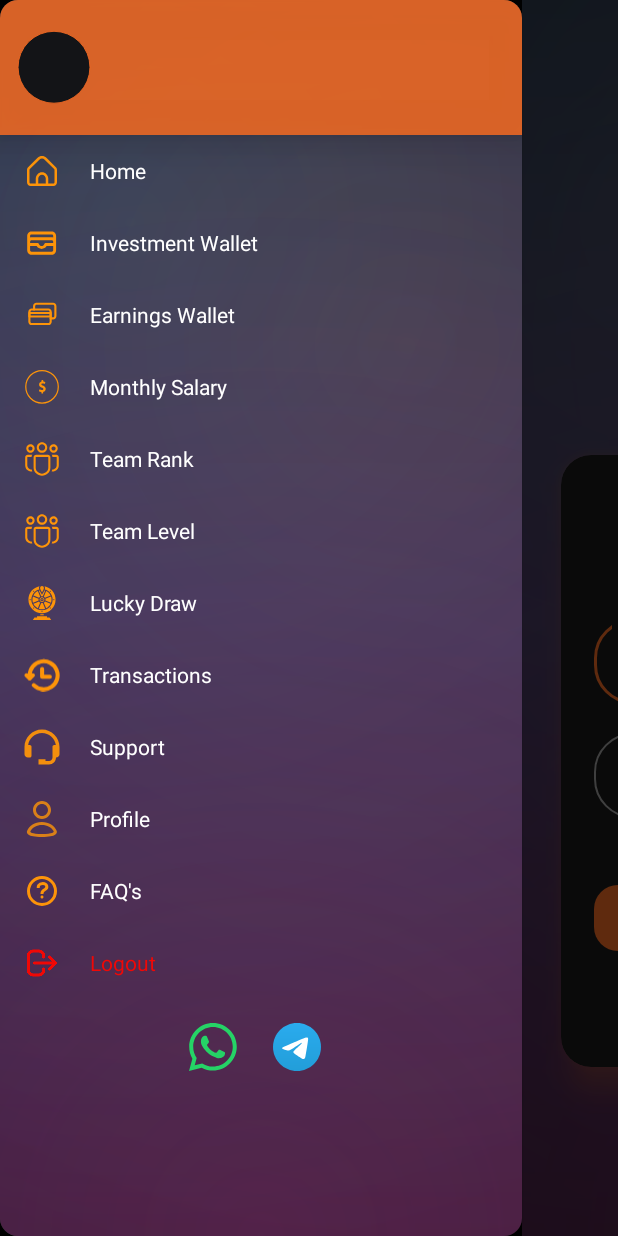
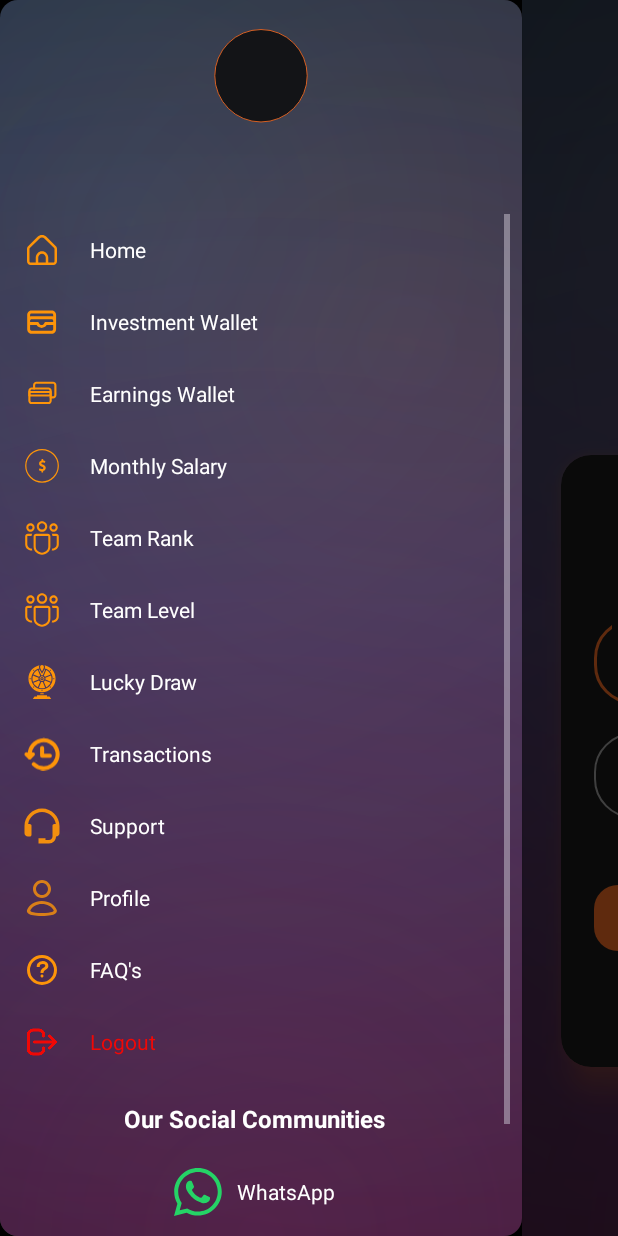
Before and after one commit to shayann07/MinerXGlobal-User, an Android app: the screen it shows after launch (MainActivity), with the side drawer open, on a phone screen of 412 x 824 dp. Run offline under Robolectric (Android 15) with nearby library versions, the light colour scheme and no system bars; our stand-ins replace Firebase (no records; nobody signed in at launch, a user with empty details on screens opened directly); pictures from the network do not load; 2 statements that could not run were skipped.

Commit message:
drawer updated

```diff
--- a/app/src/main/java/com/minerxgloble/minerxgloble/ui/MainActivity.kt
+++ b/app/src/main/java/com/minerxgloble/minerxgloble/ui/MainActivity.kt
@@ -606,6 +606,7 @@ class MainActivity : AppCompatActivity() {
                 webUri = channelUrl
             )
             binding.drawerLayout.closeDrawer(GravityCompat.START)
+            showSnackbar("Redirecting")
         }
 
         /* Telegram channel (Miner X Global Official) */
@@ -616,6 +617,7 @@ class MainActivity : AppCompatActivity() {
                 webUri = "https://t.me/minerxglobalofficial"
             )
             binding.drawerLayout.closeDrawer(GravityCompat.START)
+            showSnackbar("Redirecting")
         }
     }
 
--- a/app/src/main/res/layout/custom_drawer_content.xml
+++ b/app/src/main/res/layout/custom_drawer_content.xml
@@ -6,69 +6,50 @@
 
     <!-- Top profile header (pinned) -->
 
-    <com.google.android.material.card.MaterialCardView
-        android:id="@+id/profileCard"
-        android:layout_width="0dp"
-        android:layout_height="wrap_content"
-        android:foreground="@drawable/ripple_dark"
-        android:outlineAmbientShadowColor="@color/black"
-        android:outlineSpotShadowColor="@color/black"
-        app:cardBackgroundColor="@color/orange"
-        app:cardCornerRadius="0dp"
-        app:cardElevation="16dp"
-        app:cardMaxElevation="16dp"
-        app:layout_constraintEnd_toEndOf="parent"
-        app:layout_constraintStart_toStartOf="parent"
-        app:layout_constraintTop_toTopOf="parent"
-        app:strokeColor="@android:color/transparent"
-        app:strokeWidth="0dp">
 
     <LinearLayout
         android:id="@+id/profileBar"
         android:layout_width="match_parent"
         android:layout_height="wrap_content"
-            android:orientation="horizontal"
+        android:orientation="vertical"
         android:paddingStart="8dp"
         android:paddingTop="16dp"
         android:paddingEnd="8dp"
-            android:paddingBottom="18dp">
+        android:paddingBottom="18dp"
+        android:gravity="center_horizontal"
+        app:layout_constraintTop_toTopOf="parent"
+        app:layout_constraintStart_toStartOf="parent"
+        app:layout_constraintEnd_toEndOf="parent">
 
         <ImageView
             android:id="@+id/drawerImageView"
-                android:layout_width="56dp"
-                android:layout_height="56dp"
-                android:layout_gravity="center_vertical"
+            android:layout_width="72dp"
+            android:layout_height="72dp"
             android:scaleType="centerCrop"
             android:src="@drawable/ic_profile"
-                android:translationY="2dp" />
-
-            <LinearLayout
-                android:layout_width="0dp"
-                android:layout_height="wrap_content"
-                android:layout_gravity="center_vertical"
-                android:layout_marginStart="12dp"
-                android:layout_weight="1"
-                android:orientation="vertical">
+            android:contentDescription="@string/profile" />
 
         <TextView
             android:id="@+id/userNameTextView"
             android:layout_width="wrap_content"
             android:layout_height="wrap_content"
+            android:layout_marginTop="12dp"
             android:textColor="@android:color/white"
-                    android:textSize="18sp" />
+            android:textSize="18sp"
+            android:textStyle="bold"
+            android:text="" />
 
         <TextView
             android:id="@+id/userEmailTextView"
             android:layout_width="wrap_content"
             android:layout_height="wrap_content"
             android:layout_marginTop="4dp"
-                    android:text="shayankhan17353@gmail.com"
+            android:text=""
+            android:visibility="gone"
             android:textColor="#90FFFFFF"
-                    android:textSize="12sp"
-                    android:visibility="gone" />
+            android:textSize="12sp" />
     </LinearLayout>
-        </LinearLayout>
-    </com.google.android.material.card.MaterialCardView>
+
 
     <!-- Scrollable menu/content area -->
     <ScrollView
@@ -82,7 +63,7 @@
         app:layout_constraintBottom_toBottomOf="parent"
         app:layout_constraintEnd_toEndOf="parent"
         app:layout_constraintStart_toStartOf="parent"
-        app:layout_constraintTop_toBottomOf="@id/profileCard">
+        app:layout_constraintTop_toBottomOf="@id/profileBar">
 
         <LinearLayout
             android:layout_width="match_parent"
@@ -93,30 +74,73 @@
             <include layout="@layout/item_drawer_menu" />
 
             <!-- ────────── Social links (kept scrollable) ────────── -->
+            <!-- ────────── Social links (kept scrollable) ────────── -->
             <LinearLayout
                 android:id="@+id/socialLinksRow"
                 android:layout_width="match_parent"
                 android:layout_height="wrap_content"
-                android:gravity="center_horizontal"
-                android:orientation="horizontal"
-                android:paddingVertical="16dp">
+                android:orientation="vertical"
+                android:paddingVertical="16dp"
+                android:gravity="center_horizontal">
 
-                <ImageButton
+                <!-- Heading -->
+                <TextView
+                    android:id="@+id/tvSocialHeading"
+                    android:layout_width="wrap_content"
+                    android:layout_height="wrap_content"
+                    android:text="Our Social Communities"
+                    android:textStyle="bold"
+                    android:textSize="16sp"
+                    android:paddingBottom="18dp"
+                    android:textColor="@android:color/white" />
+
+                <!-- Row of links -->
+                <LinearLayout
+                    android:layout_width="wrap_content"
+                    android:layout_height="wrap_content"
+                    android:orientation="vertical"
+                    android:gravity="center">
+
+                    <!-- WhatsApp link (TextView with SAME ID as previous button) -->
+                    <TextView
                         android:id="@+id/btnWhatsApp"
-                    android:layout_width="32dp"
-                    android:layout_height="32dp"
+                        android:layout_width="wrap_content"
+                        android:layout_height="40dp"
+                        android:minWidth="80dp"
+                        android:gravity="center"
+                        android:paddingHorizontal="12dp"
                         android:layout_marginHorizontal="12dp"
-                    android:backgroundTint="@android:color/transparent"
-                    android:src="@drawable/ic_whatsapp" />
+                        android:text="WhatsApp"
+                        android:drawableStart="@drawable/ic_whatsapp"
+                        android:drawablePadding="10dp"
+                        android:textSize="14sp"
+                        android:textColor="@android:color/white"
+                        android:clickable="true"
+                        android:focusable="true"
+                        android:foreground="?attr/selectableItemBackgroundBorderless" />
 
-                <ImageButton
+                    <!-- Telegram link (TextView with SAME ID as previous button) -->
+                    <TextView
                         android:id="@+id/btnTelegram"
-                    android:layout_width="32dp"
-                    android:layout_height="32dp"
+                        android:layout_width="wrap_content"
+                        android:layout_height="40dp"
+                        android:minWidth="80dp"
+                        android:gravity="center"
+                        android:paddingHorizontal="12dp"
                         android:layout_marginHorizontal="12dp"
-                    android:backgroundTint="@android:color/transparent"
-                    android:src="@drawable/ic_telegram" />
+                        android:layout_marginTop="@dimen/dp_10"
+                        android:text="Telegram"
+                        android:drawablePadding="15dp"
+                        android:drawableStart="@drawable/ic_telegram"
+                        android:textSize="14sp"
+                        android:textColor="@android:color/white"
+                        android:clickable="true"
+                        android:focusable="true"
+                        android:foreground="?attr/selectableItemBackgroundBorderless" />
+
                 </LinearLayout>
+            </LinearLayout>
+
         </LinearLayout>
     </ScrollView>
 </androidx.constraintlayout.widget.ConstraintLayout>
```
Also changed, not shown: 2 other files. Lines whose indentation alone changed are shown as unchanged.
